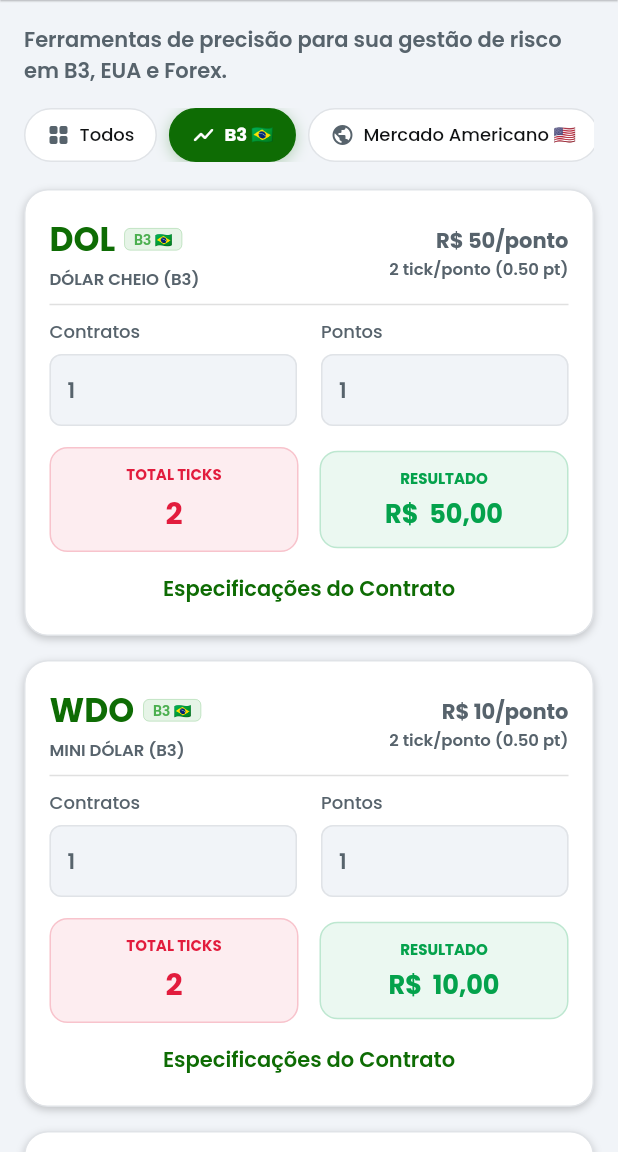
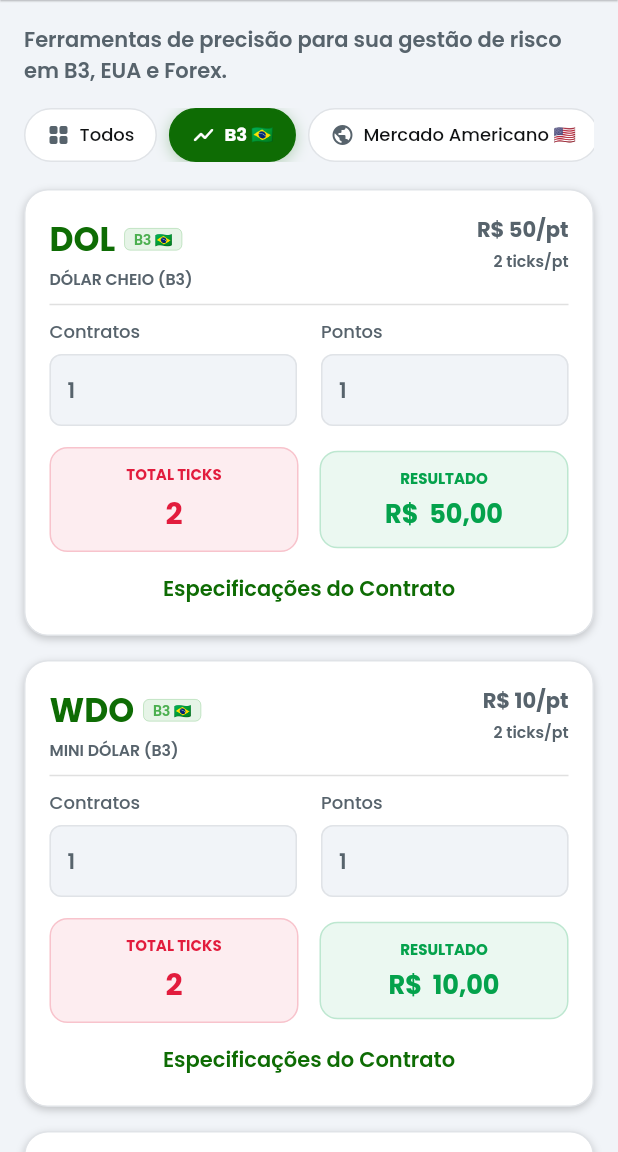
Before and after one commit to tradingplan/price_action_master, a Flutter app: the CalculadorasWidget screen opened directly, after a tap on "B3 🇧🇷", on a phone screen of 412 x 824 dp, the part 84-1236 px from its top. Run offline on Flutter 3.47's test engine with Material 3 defaults, Android fonts, the phone set to English and light mode, and no system bars; our stand-ins replace auto_size_text, cached_network_image, cloud_firestore, firebase_core, flutter_animate, flutter_spinkit and 8 more; missing offline and left inert: json_path; accounts and stored records are empty.

Commit message:
fix: resolve right pixel overflow on mobile devices in CalculatorCard header

```diff
--- a/lib/pages/calculadoras/calculadoras_widget.dart
+++ b/lib/pages/calculadoras/calculadoras_widget.dart
@@ -70,8 +70,8 @@ class _CalculadorasWidgetState extends State<CalculadorasWidget> {
     ContractModel(
       title: 'DOL',
       description: 'DÓLAR CHEIO (B3)',
-      rateText: 'R\$ 50/ponto',
-      ticksText: '2 tick/ponto (0.50 pt)',
+      rateText: 'R\$ 50/pt',
+      ticksText: '2 ticks/pt',
       valuePerPoint: 50.0,
       ticksPerPoint: 2.0,
       currency: 'BRL',
@@ -88,8 +88,8 @@ class _CalculadorasWidgetState extends State<CalculadorasWidget> {
     ContractModel(
       title: 'WDO',
       description: 'MINI DÓLAR (B3)',
-      rateText: 'R\$ 10/ponto',
-      ticksText: '2 tick/ponto (0.50 pt)',
+      rateText: 'R\$ 10/pt',
+      ticksText: '2 ticks/pt',
       valuePerPoint: 10.0,
       ticksPerPoint: 2.0,
       currency: 'BRL',
@@ -106,8 +106,8 @@ class _CalculadorasWidgetState extends State<CalculadorasWidget> {
     ContractModel(
       title: 'IND',
       description: 'ÍNDICE CHEIO (B3)',
-      rateText: 'R\$ 250/ponto',
-      ticksText: '0.2 tick/ponto (5 pts)',
+      rateText: 'R\$ 250/pt',
+      ticksText: '0.2 tick/pt',
       valuePerPoint: 250.0,
       ticksPerPoint: 0.2,
       currency: 'BRL',
@@ -124,8 +124,8 @@ class _CalculadorasWidgetState extends State<CalculadorasWidget> {
     ContractModel(
       title: 'WIN',
       description: 'MINI ÍNDICE (B3)',
-      rateText: 'R\$ 0.2/ponto',
-      ticksText: '0.2 tick/ponto (5 pts)',
+      rateText: 'R\$ 0.20/pt',
+      ticksText: '0.2 tick/pt',
       valuePerPoint: 0.2,
       ticksPerPoint: 0.2,
       currency: 'BRL',
@@ -142,8 +142,8 @@ class _CalculadorasWidgetState extends State<CalculadorasWidget> {
     ContractModel(
       title: 'BITFUT',
       description: 'BITCOIN FUTURO (B3)',
-      rateText: 'R\$ 0.1/ponto',
-      ticksText: '0.05 tick/ponto',
+      rateText: 'R\$ 0.10/pt',
+      ticksText: '0.05 tick/pt',
       valuePerPoint: 0.1,
       ticksPerPoint: 0.05,
       currency: 'BRL',
@@ -159,8 +159,8 @@ class _CalculadorasWidgetState extends State<CalculadorasWidget> {
     ContractModel(
       title: 'CCM',
       description: 'MILHO FUTURO (B3)',
-      rateText: 'R\$ 450/ponto',
-      ticksText: '100 tick/ponto (R\$ 0.01)',
+      rateText: 'R\$ 450/pt',
+      ticksText: '100 ticks/pt',
       valuePerPoint: 450.0,
       ticksPerPoint: 100.0,
       currency: 'BRL',
@@ -180,7 +180,7 @@ class _CalculadorasWidgetState extends State<CalculadorasWidget> {
       title: 'NQ',
       description: 'E-MINI NASDAQ-100 (CME)',
       rateText: '\$ 20/ponto',
-      ticksText: '4 ticks/ponto (\$ 5.00/tick)',
+      ticksText: '4 ticks/pt (\$5.00)',
       valuePerPoint: 20.0,
       ticksPerPoint: 4.0,
       currency: 'USD',
@@ -199,7 +199,7 @@ class _CalculadorasWidgetState extends State<CalculadorasWidget> {
       title: 'MNQ',
       description: 'MICRO E-MINI NASDAQ-100 (CME)',
       rateText: '\$ 2/ponto',
-      ticksText: '4 ticks/ponto (\$ 0.50/tick)',
+      ticksText: '4 ticks/pt (\$0.50)',
       valuePerPoint: 2.0,
       ticksPerPoint: 4.0,
       currency: 'USD',
@@ -218,7 +218,7 @@ class _CalculadorasWidgetState extends State<CalculadorasWidget> {
       title: 'ES',
       description: 'E-MINI S&P 500 (CME)',
       rateText: '\$ 50/ponto',
-      ticksText: '4 ticks/ponto (\$ 12.50/tick)',
+      ticksText: '4 ticks/pt (\$12.50)',
       valuePerPoint: 50.0,
       ticksPerPoint: 4.0,
       currency: 'USD',
@@ -237,7 +237,7 @@ class _CalculadorasWidgetState extends State<CalculadorasWidget> {
       title: 'MES',
       description: 'MICRO E-MINI S&P 500 (CME)',
       rateText: '\$ 5/ponto',
-      ticksText: '4 ticks/ponto (\$ 1.25/tick)',
+      ticksText: '4 ticks/pt (\$1.25)',
       valuePerPoint: 5.0,
       ticksPerPoint: 4.0,
       currency: 'USD',
@@ -256,7 +256,7 @@ class _CalculadorasWidgetState extends State<CalculadorasWidget> {
       title: 'GC',
       description: 'GOLD FUTURES / OURO (COMEX)',
       rateText: '\$ 100/ponto',
-      ticksText: '10 ticks/ponto (\$ 10.00/tick)',
+      ticksText: '10 ticks/pt (\$10.00)',
       valuePerPoint: 100.0,
       ticksPerPoint: 10.0,
       currency: 'USD',
@@ -274,7 +274,7 @@ class _CalculadorasWidgetState extends State<CalculadorasWidget> {
       title: 'MGC',
       description: 'MICRO GOLD FUTURES (COMEX)',
       rateText: '\$ 10/ponto',
-      ticksText: '10 ticks/ponto (\$ 1.00/tick)',
+      ticksText: '10 ticks/pt (\$1.00)',
       valuePerPoint: 10.0,
       ticksPerPoint: 10.0,
       currency: 'USD',
@@ -292,7 +292,7 @@ class _CalculadorasWidgetState extends State<CalculadorasWidget> {
       title: 'CL',
       description: 'CRUDE OIL WTI / PETRÓLEO (NYMEX)',
       rateText: '\$ 1.000/ponto',
-      ticksText: '100 ticks/ponto (\$ 10.00/tick)',
+      ticksText: '100 ticks/pt (\$10.00)',
       valuePerPoint: 1000.0,
       ticksPerPoint: 100.0,
       currency: 'USD',
@@ -310,7 +310,7 @@ class _CalculadorasWidgetState extends State<CalculadorasWidget> {
       title: 'MCL',
       description: 'MICRO CRUDE OIL WTI (NYMEX)',
       rateText: '\$ 100/ponto',
-      ticksText: '100 ticks/ponto (\$ 1.00/tick)',
+      ticksText: '100 ticks/pt (\$1.00)',
       valuePerPoint: 100.0,
       ticksPerPoint: 100.0,
       currency: 'USD',
@@ -793,12 +793,14 @@ class _CalculatorCardState extends State<CalculatorCard> {
           children: [
             // Top Row (Título / Descrição e Preços)
             Row(
-              mainAxisAlignment: MainAxisAlignment.spaceBetween,
-              children: [
-                Column(
               crossAxisAlignment: CrossAxisAlignment.start,
               children: [
+                Expanded(
+                  child: Column(
+                    crossAxisAlignment: CrossAxisAlignment.start,
+                    children: [
                       Row(
+                        mainAxisSize: MainAxisSize.min,
                         children: [
                           Text(
                             widget.contract.title,
@@ -834,15 +836,19 @@ class _CalculatorCardState extends State<CalculatorCard> {
                       const SizedBox(height: 2.0),
                       Text(
                         widget.contract.description,
+                        maxLines: 2,
+                        overflow: TextOverflow.ellipsis,
                         style: FlutterFlowTheme.of(context).bodySmall.override(
                               fontFamily: FlutterFlowTheme.of(context).bodySmallFamily,
                               color: FlutterFlowTheme.of(context).secondaryText,
-                            fontSize: 11.0,
+                              fontSize: 10.5,
                               useGoogleFonts: !FlutterFlowTheme.of(context).bodySmallIsCustom,
                             ),
                       ),
                     ],
                   ),
+                ),
+                const SizedBox(width: 8.0),
                 Column(
                   crossAxisAlignment: CrossAxisAlignment.end,
                   children: [
@@ -854,12 +860,14 @@ class _CalculatorCardState extends State<CalculatorCard> {
                             useGoogleFonts: !FlutterFlowTheme.of(context).bodySmallIsCustom,
                           ),
                     ),
+                    const SizedBox(height: 2.0),
                     Text(
                       widget.contract.ticksText,
+                      textAlign: TextAlign.end,
                       style: FlutterFlowTheme.of(context).bodySmall.override(
                             fontFamily: FlutterFlowTheme.of(context).bodySmallFamily,
                             color: FlutterFlowTheme.of(context).secondaryText,
-                            fontSize: 11.0,
+                            fontSize: 10.5,
                             useGoogleFonts: !FlutterFlowTheme.of(context).bodySmallIsCustom,
                           ),
                     ),
```
Lines whose indentation alone changed are shown as unchanged.
